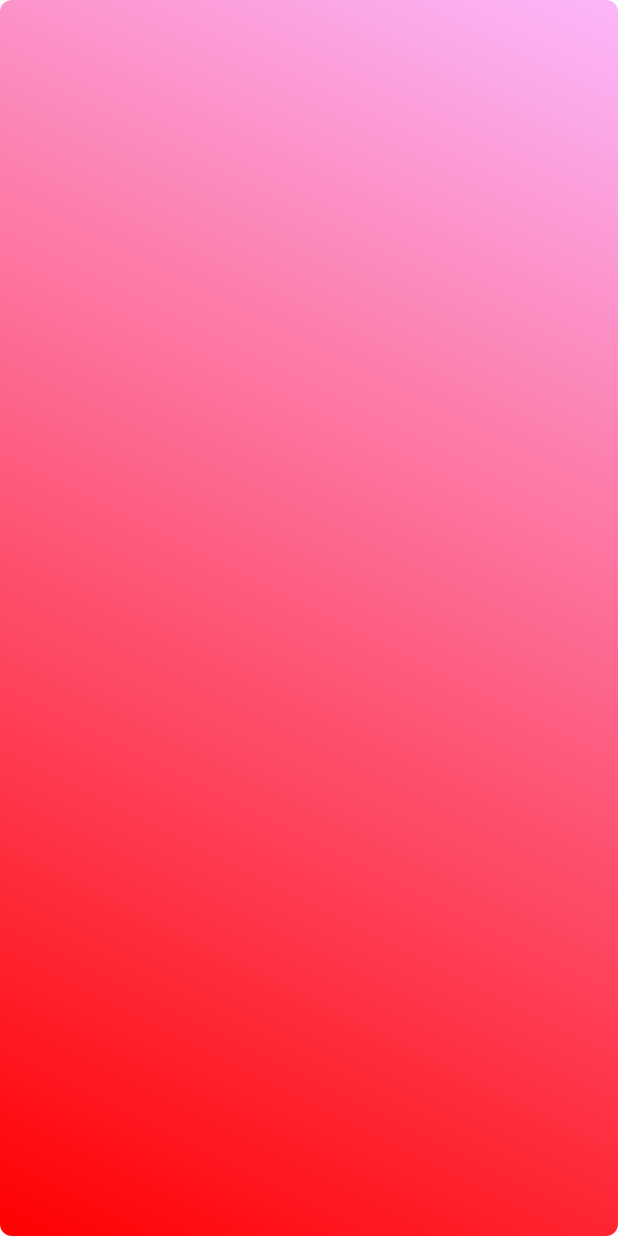
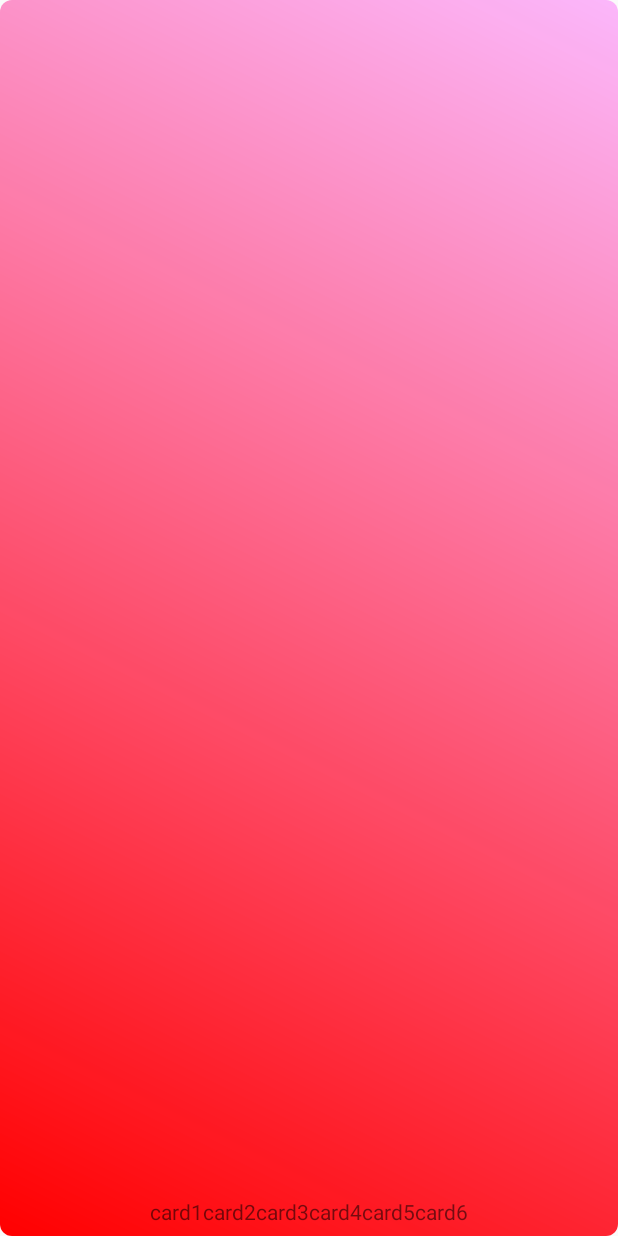
Before and after one commit to lidorkahalani/FinalProject, an Android app: the layout activity_game_screen.xml on its own in the app's theme, with its tools: preview values and no code run, on a phone screen of 412 x 824 dp. Run offline under Robolectric (Android 15) with nearby library versions, the light colour scheme and no system bars.

Commit message:
add cards in db and get them in gameScreen

```diff
--- a/app/build.gradle
+++ b/app/build.gradle
@@ -25,8 +25,9 @@
 
 
 dependencies {
-    compile fileTree(dir: 'libs', include: ['*.jar'])
+    compile fileTree(include: ['*.jar'], dir: 'libs')
     testCompile 'junit:junit:4.12'
     compile 'com.android.support:appcompat-v7:23.4.0'
     compile 'com.facebook.android:facebook-android-sdk:4.+'
+    compile 'com.google.code.gson:gson:2.2.4'
 }
--- a/app/src/main/AndroidManifest.xml
+++ b/app/src/main/AndroidManifest.xml
@@ -2,7 +2,6 @@
 <manifest xmlns:android="http://schemas.android.com/apk/res/android"
     package="com.example.yosef.finalproject">
      <uses-permission android:name="android.permission.INTERNET" />
-
     <application
         android:allowBackup="true"
         android:icon="@mipmap/ic_launcher"
@@ -19,7 +18,7 @@
         <activity android:name=".SplashActivity" android:theme="@style/NoTitle"/>
         <activity android:name=".PersonalProfile" android:theme="@style/NoTitle" />
         <activity android:name=".AllRecords" android:theme="@style/NoTitle" />
-        <activity android:name=".GameScreen" android:screenOrientation="landscape" android:theme="@style/NoTitle" />
+        <activity android:name=".GameScreen" android:theme="@style/NoTitle" />
         <activity android:name=".Room" android:theme="@style/NoTitle"/>
         <activity android:name="com.facebook.FacebookActivity"/>
         <provider
--- a/app/src/main/res/layout/activity_game_screen.xml
+++ b/app/src/main/res/layout/activity_game_screen.xml
@@ -3,11 +3,59 @@
     xmlns:tools="http://schemas.android.com/tools"
     android:layout_width="match_parent"
     android:layout_height="match_parent"
-    android:paddingBottom="@dimen/activity_vertical_margin"
-    android:paddingLeft="@dimen/activity_horizontal_margin"
-    android:paddingRight="@dimen/activity_horizontal_margin"
-    android:paddingTop="@dimen/activity_vertical_margin"
     android:background="@drawable/page_background"
     tools:context="com.example.yosef.finalproject.GameScreen">
 
+    <HorizontalScrollView
+        android:layout_width="wrap_content"
+        android:layout_height="wrap_content"
+        android:id="@+id/horizontalScrollView"
+        android:layout_alignParentBottom="true"
+        android:layout_centerHorizontal="true" >
+
+        <LinearLayout
+            android:orientation="horizontal"
+            android:layout_width="match_parent"
+            android:layout_height="match_parent"
+            android:layout_alignBottom="@+id/horizontalScrollView"
+            android:layout_centerHorizontal="true">
+                <TextView
+                    android:layout_width="wrap_content"
+                    android:layout_height="wrap_content"
+                    android:id="@+id/card1"
+                    android:text="card1"
+                    />
+                <TextView
+                    android:layout_width="wrap_content"
+                    android:layout_height="wrap_content"
+                    android:id="@+id/card2"
+                    android:text="card2"
+                    />
+                <TextView
+                    android:layout_width="wrap_content"
+                    android:layout_height="wrap_content"
+                    android:id="@+id/card3"
+                    android:text="card3"
+                    />
+                <TextView
+                    android:layout_width="wrap_content"
+                    android:layout_height="wrap_content"
+                    android:id="@+id/card4"
+                    android:text="card4"
+                    />
+                <TextView
+                    android:layout_width="wrap_content"
+                    android:layout_height="wrap_content"
+                    android:id="@+id/card5"
+                    android:text="card5"
+                    />
+                <TextView
+                    android:layout_width="match_parent"
+                    android:layout_height="match_parent"
+                    android:id="@+id/card6"
+                    android:text="card6"
+                    />
+        </LinearLayout>
+    </HorizontalScrollView>
+
 </RelativeLayout>
```
Also changed, not shown: app/src/main/java/com/example/yosef/finalproject/Cards.java (+10 -3 lines), app/src/main/java/com/example/yosef/finalproject/GameScreen.java (+98 -22 lines), app/src/main/java/com/example/yosef/finalproject/MainActivity.java (+5 -6 lines), app/src/main/java/com/example/yosef/finalproject/PersonalProfile.java (+10 -2 lines), app/src/main/java/com/example/yosef/finalproject/User.java (+10 -0 lines).
